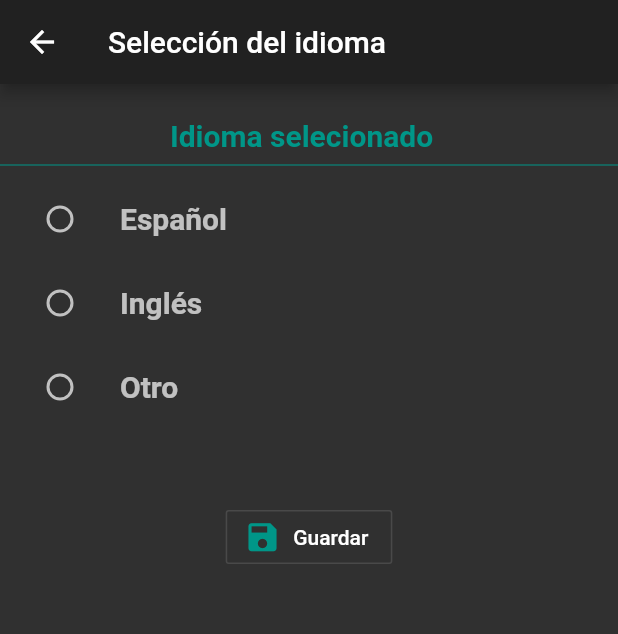
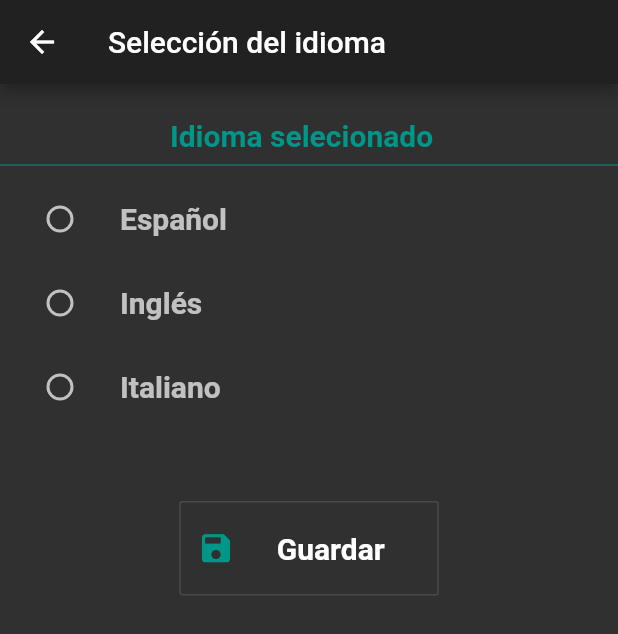
Before and after one commit to CarlosAguileraJ/proyecto_aplicaciones_moviles, a Flutter app: the ajustes screen opened directly, after a tap on "Guardar", on a phone screen of 412 x 824 dp. Shown: the top 634 px of the screen. Run offline on Flutter 3.47's test engine with Material 2 defaults, Android fonts, the phone set to English and light mode, and no system bars; our stand-ins replace carousel_slider, shared_preferences; accounts and stored records are empty; network calls fail; statements that could not run were skipped.

Commit message:
Idioma
Se modifico la forma de cambiar el idioma

```diff
--- a/flutter_proyecto/lib/ajustes.dart
+++ b/flutter_proyecto/lib/ajustes.dart
@@ -1,4 +1,6 @@
 import 'package:flutter/material.dart';
+import 'main.dart';
+import 'package:shared_preferences/shared_preferences.dart';
 
 class ajustes extends StatefulWidget {
   @override
@@ -7,13 +9,26 @@ class ajustes extends StatefulWidget {
 
 class _ajustesState extends State<ajustes> {
   String _group1SelectedValue;
+  int idioma;
 
   @override
   void initState() {
     _group1SelectedValue = "";// agregar aqui variable donde se almacenara idioma
+    _guardaridioma();
 
     super.initState();
   }
+
+
+
+  _guardaridioma() async {
+    SharedPreferences prefs = await SharedPreferences.getInstance();
+    setState(() { idioma
+       = (prefs.getInt('idioma') ?? 0) + 1;
+      prefs.setInt('idioma', idioma);
+    });
+  }
+
 
   @override
   Widget build(BuildContext context) {
@@ -75,14 +90,14 @@ class _ajustesState extends State<ajustes> {
                 ),
                 ListTile(
                   title: Text(
-                    "Otro",
+                    "Italiano",
                     style: TextStyle(
                         fontSize: 20.0,
                         fontWeight: FontWeight.bold,
                         color: Colors.white70),
                   ),
                   leading: Radio(
-                      value: "Otro",
+                      value: "Italiano",
                       groupValue: _group1SelectedValue,
                       onChanged: _group1Changes),
                 ),
@@ -95,8 +110,37 @@ class _ajustesState extends State<ajustes> {
                       size: 25.0,
                       color: Colors.teal,
                     ),
-                    label: Text("Guardar"),
-                    onPressed: (){},
+                    label: Padding(
+                      padding: const EdgeInsets.all(20.0),
+                      child: Text("Guardar", style: TextStyle(fontSize: 20.0, fontWeight: FontWeight.bold),),
+                    ),
+                    onPressed: (){
+                      if(_group1SelectedValue == "Español"){
+                        idioma = 1;
+                      }
+                      if(_group1SelectedValue == "Inglés" ){
+                        idioma = 2;
+                      }
+                      if(_group1SelectedValue == "Italiano" ){
+                        idioma = 3;
+                      }
+                      _guardaridioma;
+
+
+                      return showDialog(
+                        context: context,
+                        builder: (context) {
+                          return AlertDialog(
+                            // Recupera el texto que el usuario ha digitado utilizando nuestro
+                            // TextEditingController
+                            content: Text("Preferencia de idioma guardada" + "\nIdioma guardado: $_group1SelectedValue",
+                              style: TextStyle(fontSize: 20),
+                            ),
+                            contentTextStyle: TextStyle(color: Colors.teal),
+                          );
+                        },
+                      );
+                    },
                   ),
                 )
               ],
--- a/flutter_proyecto/pubspec.yaml
+++ b/flutter_proyecto/pubspec.yaml
@@ -32,6 +32,7 @@ dependencies:
   # Use with the CupertinoIcons class for iOS style icons.
   cupertino_icons: ^0.1.3
   carousel_slider: ^1.4.1
+  shared_preferences: ^0.5.8
   intl: ^0.15.7  # formato de fecha
 
 dev_dependencies:
```
Also changed, not shown: flutter_proyecto/lib/main.dart (+72 -36 lines), flutter_proyecto/pubspec.lock.
